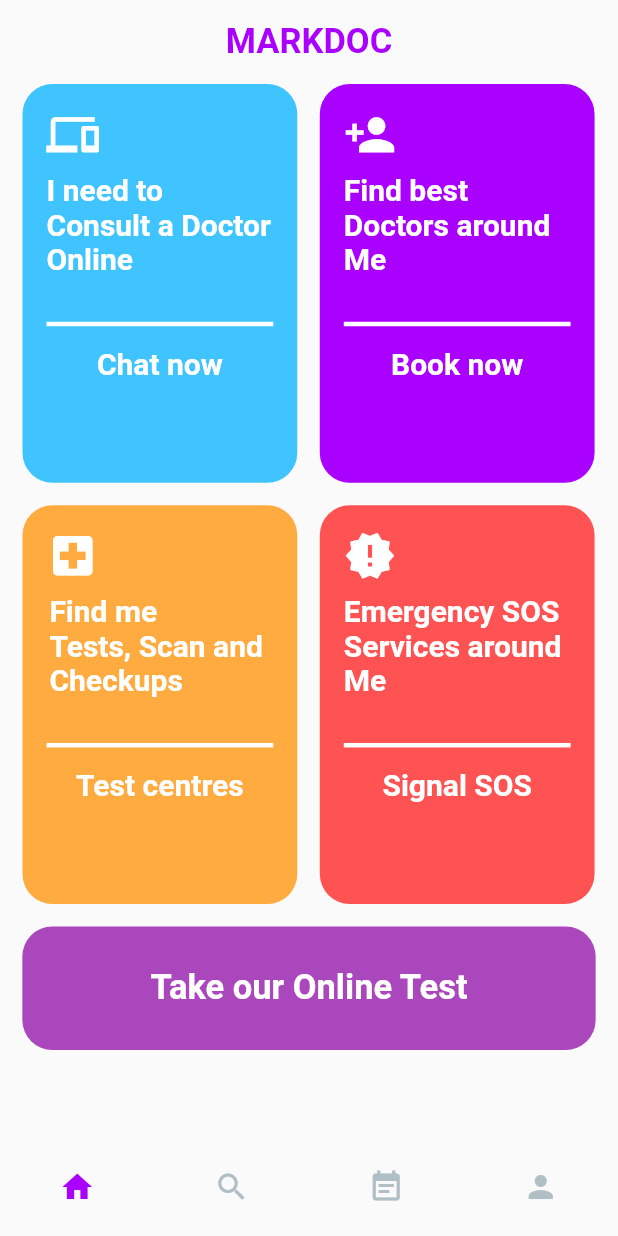
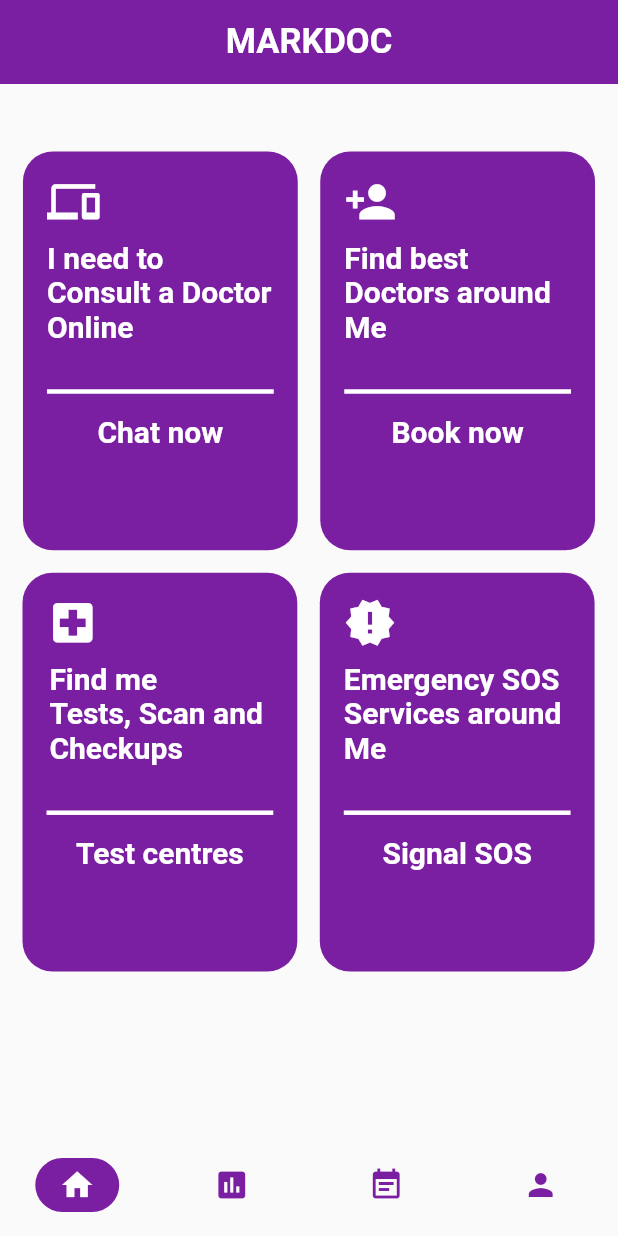
Before and after one commit to Kaiserb11/pbl_project, a Flutter app: the screen it shows after launch, after a tap on "LOGIN", on a phone screen of 412 x 824 dp. Run offline on Flutter 3.47's test engine with Material 2 defaults, Android fonts, the phone set to English and light mode, and no system bars; Roboto replaces fonts that are missing (Montserrat).

```diff
--- a/lib/pages/HomePage.dart
+++ b/lib/pages/HomePage.dart
@@ -1,6 +1,6 @@
 import 'package:flutter/material.dart';
 import 'package:pbl_project/widgets/customAppbar.dart';
-
+import 'package:pbl_project/pages/special.dart';
 
 class HomePage extends StatefulWidget {
   @override
@@ -15,8 +15,10 @@ class _HomePageState extends State<HomePage> {
       body: Container(
 
           child: Column(children: [
-
-            Row(children: [
+            Padding(padding: EdgeInsets.only(top: 45),),
+            Row(
+              mainAxisAlignment: MainAxisAlignment.center,
+              children: [
               Padding(
                 padding: EdgeInsets.only(left: 15),
               ),
@@ -24,12 +26,19 @@ class _HomePageState extends State<HomePage> {
                 height: MediaQuery.of(context).size.height / 3.1,
                 width: MediaQuery.of(context).size.width / 2.249,
                 decoration: BoxDecoration(
-                  color: Colors.lightBlueAccent,
+                  color: Colors.purple[700],
                   borderRadius: BorderRadius.all(
                     Radius.circular(20)
                   )
                 ),
-                child: Container(
+                child: InkWell(
+                  onTap: () {
+                          Navigator.push(
+                            context,
+                            MaterialPageRoute(builder: (context) => Special()),
+                            );
+                          },
+                  child: Container(
                   alignment: Alignment.topLeft,
                   padding: EdgeInsets.all(16),
                   child: (
@@ -70,6 +79,7 @@ class _HomePageState extends State<HomePage> {
                     )
                   ),
                   )
+                ),
               ),
               Padding(
                 padding: EdgeInsets.only(left: 15),
@@ -78,7 +88,7 @@ class _HomePageState extends State<HomePage> {
                 height: MediaQuery.of(context).size.height / 3.1,
                 width: MediaQuery.of(context).size.width / 2.249,
                 decoration: BoxDecoration(
-                  color: Colors.purpleAccent[700],
+                  color: Colors.purple[700],
                   borderRadius: BorderRadius.all(
                     Radius.circular(20)
                   )
@@ -138,7 +148,7 @@ class _HomePageState extends State<HomePage> {
                 height: MediaQuery.of(context).size.height / 3.1,
                 width: MediaQuery.of(context).size.width / 2.249,
                 decoration: BoxDecoration(
-                  color: Colors.orangeAccent,
+                  color: Colors.purple[700],
                   borderRadius: BorderRadius.all(
                     Radius.circular(20)
                   )
@@ -192,7 +202,7 @@ class _HomePageState extends State<HomePage> {
                 height: MediaQuery.of(context).size.height / 3.1,
                 width: MediaQuery.of(context).size.width / 2.249,
                 decoration: BoxDecoration(
-                  color: Colors.redAccent,
+                  color: Colors.purple[700],
                   borderRadius: BorderRadius.all(
                     Radius.circular(20)
                   )
@@ -246,26 +256,6 @@ class _HomePageState extends State<HomePage> {
             Padding(
                 padding: EdgeInsets.only(top: 15),
               ),
-            Container(
-              height: MediaQuery.of(context).size.height / 10,
-              width: MediaQuery.of(context).size.width/1.078,
-              decoration: BoxDecoration(
-                  color: Colors.purple[400],
-                  borderRadius: BorderRadius.all(
-                    Radius.circular(20),
-                  ),
-                ),
-              alignment: Alignment.center,
-              child: Text(
-                "Take our Online Test",
-                style: TextStyle(
-                  fontSize: 23,
-                  fontWeight: FontWeight.bold,
-                  color: Colors.white,
-                ),
-
-              ),
-            )
           ],),
         ),
     );
--- a/lib/pages/LoginPage.dart
+++ b/lib/pages/LoginPage.dart
@@ -1,7 +1,7 @@
 import 'package:flutter/material.dart';
 import 'package:pbl_project/pages/SignupPage.dart';
 import 'package:pbl_project/widgets/navbar.dart';
-import 'package:pbl_project/pages/HomePage.dart';
+
 
 
 class LoginPage extends StatefulWidget {
@@ -42,7 +42,7 @@ class _LoginPageState extends State<LoginPage> {
                     "Hello there, \nwelcome back",
                     style: TextStyle(
                       fontSize: 35,
-                      color: Colors.purpleAccent[700],
+                      color: Colors.purple[900],
                       fontWeight: FontWeight.bold,
                     ),
                   ),
@@ -92,7 +92,7 @@ class _LoginPageState extends State<LoginPage> {
                   child: Text(
                     "FORGOT PASSWORD",
                     style: TextStyle(
-                      color: Colors.purpleAccent[700],
+                      color: Colors.purple[900],
                       fontFamily: 'Montserrat',
                       fontWeight: FontWeight.bold,
                     ),
@@ -104,8 +104,8 @@ class _LoginPageState extends State<LoginPage> {
                       height: 40.0,
                       child: Material(
                         borderRadius: BorderRadius.circular(20.0),
-                        shadowColor: Colors.purpleAccent[700],
-                        color: Colors.purpleAccent[700],
+                        shadowColor: Colors.purple[900],
+                        color: Colors.purple[900],
                         elevation: 7.0,
                         child: GestureDetector(
                           onTap: (){
@@ -151,7 +151,7 @@ class _LoginPageState extends State<LoginPage> {
                       'SIGN UP',
                       style: TextStyle(
                         fontSize: 20,
-                        color: Colors.purpleAccent[700],
+                        color: Colors.purple[900],
                         fontFamily: 'Montserrat',
                         fontWeight: FontWeight.bold,
 
--- a/lib/widgets/customAppbar.dart
+++ b/lib/widgets/customAppbar.dart
@@ -6,13 +6,13 @@ class CustomAppBar extends StatelessWidget with PreferredSizeWidget {
   Widget build(BuildContext context) {
     return AppBar(
       automaticallyImplyLeading: false,
-      backgroundColor: Colors.transparent,
+      backgroundColor: Colors.purple[700],
       elevation: 0.0,
       centerTitle: true,
       title: Text(
         'MARKDOC',
         style: TextStyle(
-          color: Colors.purpleAccent[700],
+          color: Colors.white,
           fontWeight: FontWeight.bold,
           fontFamily: 'Montserrat',
           fontSize: 23,
--- a/lib/widgets/navbar.dart
+++ b/lib/widgets/navbar.dart
@@ -27,10 +27,10 @@ class _BottomNavPageState extends State<BottomNavPage> {
         backgroundColor: Colors.transparent,
         showSelectedLabels: false,
         showUnselectedLabels: false,
-        selectedItemColor: Colors.purpleAccent[700],
-        unselectedItemColor: Colors.blueGrey[200],
+        selectedItemColor: Colors.white,
+        unselectedItemColor: Colors.purple[700],
         elevation: 0.0,
-        items: [Icons.home, Icons.search, Icons.event_note, Icons.person]
+        items: [Icons.home, Icons.insert_chart, Icons.event_note, Icons.person]
             .asMap()
             .map((key, value) => MapEntry(
                   key,
@@ -38,10 +38,15 @@ class _BottomNavPageState extends State<BottomNavPage> {
                     title: Text(''),
                     icon: Container(
                       padding: const EdgeInsets.symmetric(
-                        vertical: 5.0,
+                        vertical: 6.0,
                         horizontal: 16.0,
                       ),
-
+                      decoration: BoxDecoration(
+                        color: _currentIndex == key
+                            ? Colors.purple[700]
+                            : Colors.transparent,
+                        borderRadius: BorderRadius.circular(20.0),
+                      ),
                       child: Icon(value),
                     ),
                   ),
```
Also changed, not shown: lib/pages/SignupPage.dart (+5 -4 lines), lib/pages/special.dart (added, +367 -0 lines).
